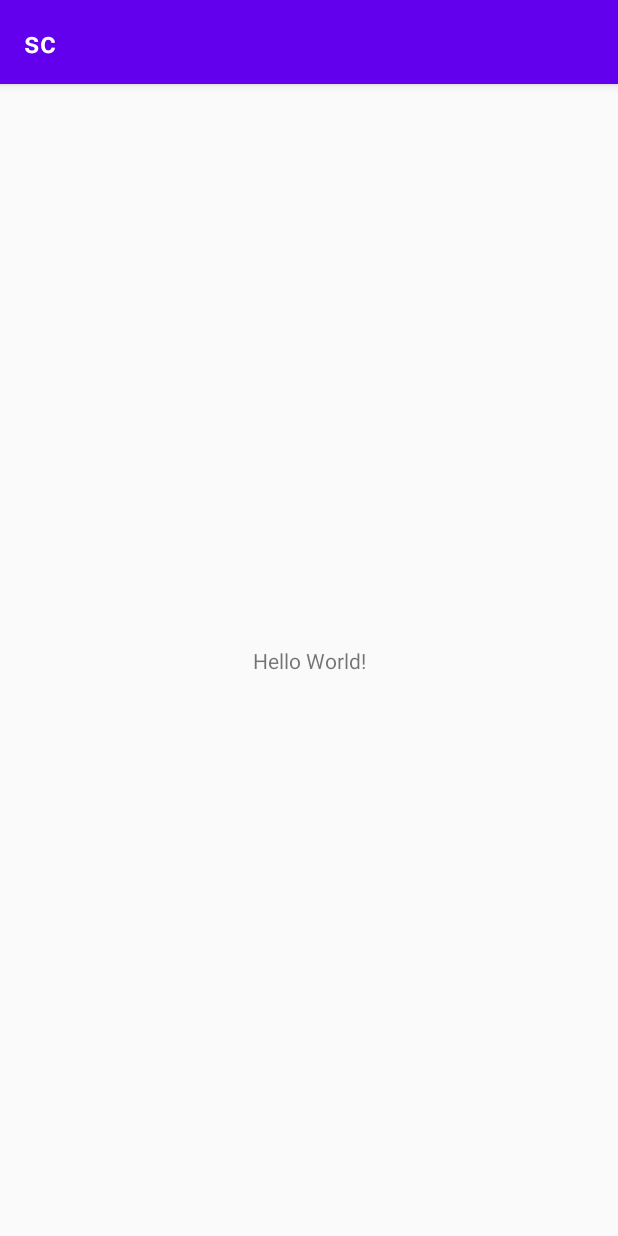
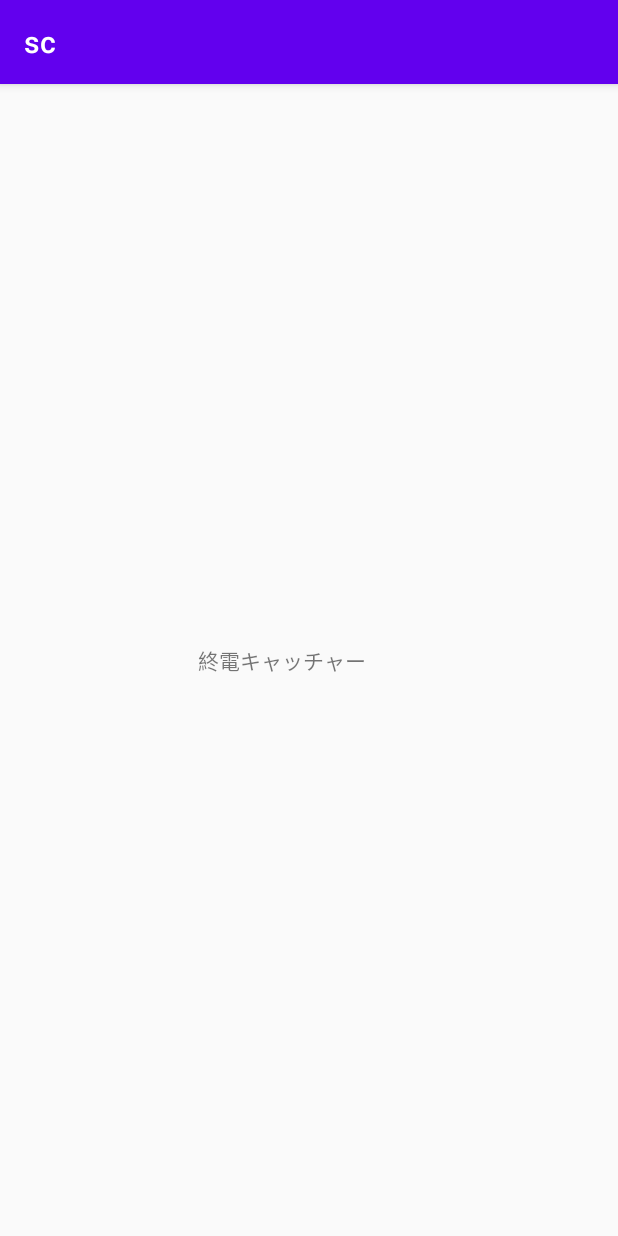
Before and after one commit to AoN-11/sc, an Android app: the screen it shows after launch (MainActivity), on a phone screen of 412 x 824 dp. Run offline under Robolectric (Android 15) with nearby library versions, the phone set to English and light mode, and no system bars.

Commit message:
終電キャッチャーと命名

```diff
--- a/app/src/main/res/layout/activity_main.xml
+++ b/app/src/main/res/layout/activity_main.xml
@@ -4,15 +4,20 @@
     xmlns:tools="http://schemas.android.com/tools"
     android:layout_width="match_parent"
     android:layout_height="match_parent"
-    tools:context=".MainActivity">
+    tools:context=".MainActivity"
+    tools:visibility="visible">
 
     <TextView
-        android:layout_width="wrap_content"
+        android:layout_width="375dp"
         android:layout_height="wrap_content"
-        android:text="Hello World!"
+        android:gravity="center"
+        android:text="終電キャッチャー"
+        android:visibility="visible"
         app:layout_constraintBottom_toBottomOf="parent"
+        app:layout_constraintHorizontal_bias="0.0"
         app:layout_constraintLeft_toLeftOf="parent"
         app:layout_constraintRight_toRightOf="parent"
-        app:layout_constraintTop_toTopOf="parent" />
+        app:layout_constraintTop_toTopOf="parent"
+        tools:visibility="visible" />
 
 </androidx.constraintlayout.widget.ConstraintLayout>
```
